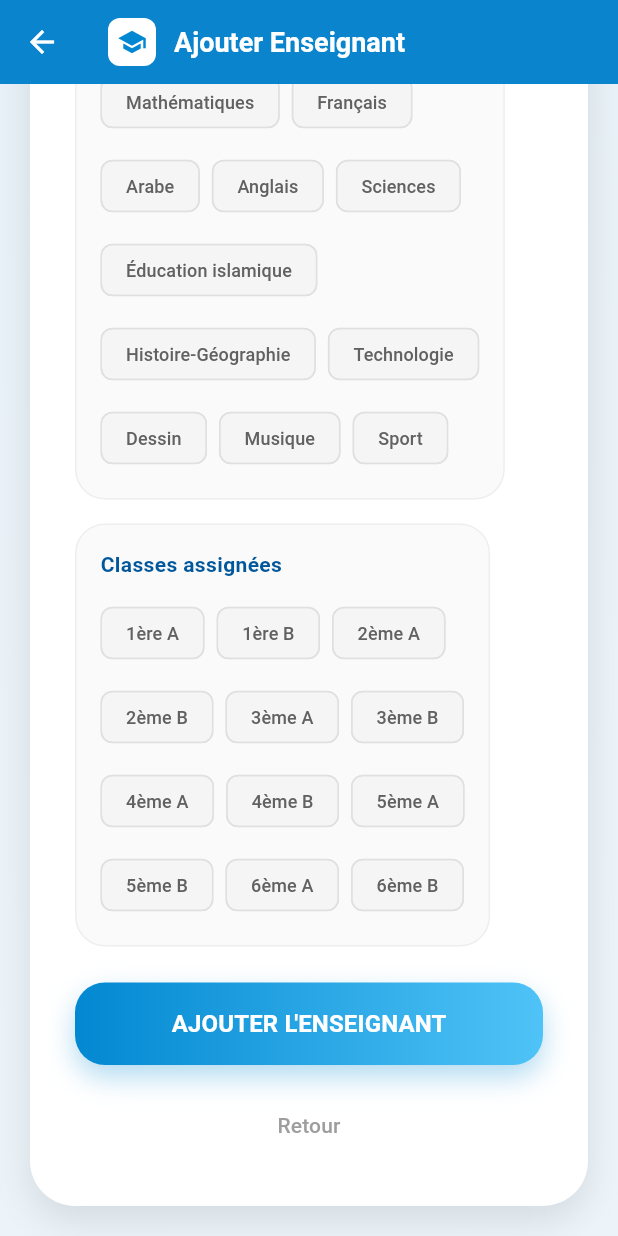
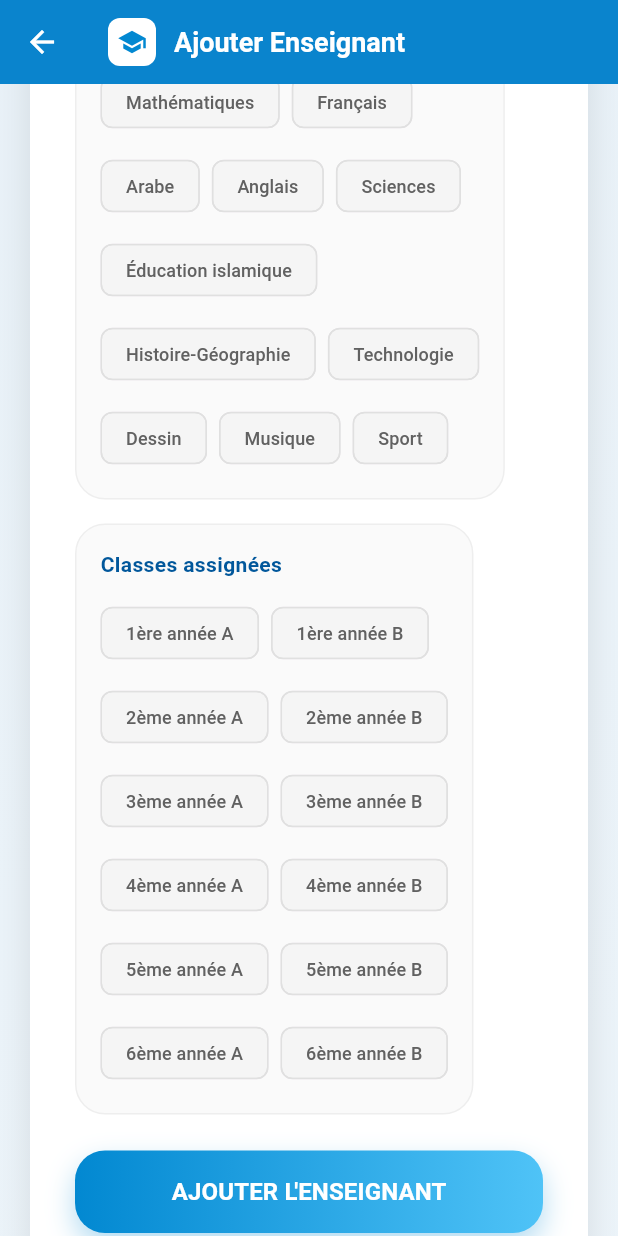
Before and after one commit to oussama970/myschool, a Flutter app: the AdminAddTeacherScreen screen opened directly with empty values, scrolled down 485 dp, on a phone screen of 412 x 824 dp. Run offline on Flutter 3.47's test engine with Material 3 defaults, Android fonts, the light colour scheme and no system bars; our stand-ins replace file_picker, fl_chart, image_picker, shared_preferences; accounts and stored records are empty; Roboto replaces fonts that are missing (Poppins).

Commit message:
Modification teacher controller et écrans frontend

```diff
--- a/my_school_frontend_clean/lib/screens/admin_add_teacher_screen.dart
+++ b/my_school_frontend_clean/lib/screens/admin_add_teacher_screen.dart
@@ -33,14 +33,14 @@
     'Sport': false,
   };
 
-  // Classes de l'école primaire tunisienne
+  // Changé: Classes au format "1ère année A", "1ère année B", etc.
   final List<String> _availableClasses = [
-    '1ère A', '1ère B',
-    '2ème A', '2ème B',
-    '3ème A', '3ème B',
-    '4ème A', '4ème B',
-    '5ème A', '5ème B',
-    '6ème A', '6ème B'
+    '1ère année A', '1ère année B',
+    '2ème année A', '2ème année B',
+    '3ème année A', '3ème année B',
+    '4ème année A', '4ème année B',
+    '5ème année A', '5ème année B',
+    '6ème année A', '6ème année B'
   ];
 
   Map<String, bool> _selectedClasses = {};
--- a/my_school_frontend_clean/lib/screens/teacher/teacher_class_screen.dart
+++ b/my_school_frontend_clean/lib/screens/teacher/teacher_class_screen.dart
@@ -41,9 +41,6 @@
       print('Classe: ${widget.className}');
 
       final result = await ApiService.getStudentsByClass(widget.className);
-
-      print('Réponse API - success: ${result['success']}');
-      print('Réponse API - students: ${result['students']}');
 
       if (result['success']) {
         final students = result['students'] ?? [];
```
Also changed, not shown: 1 other file.
